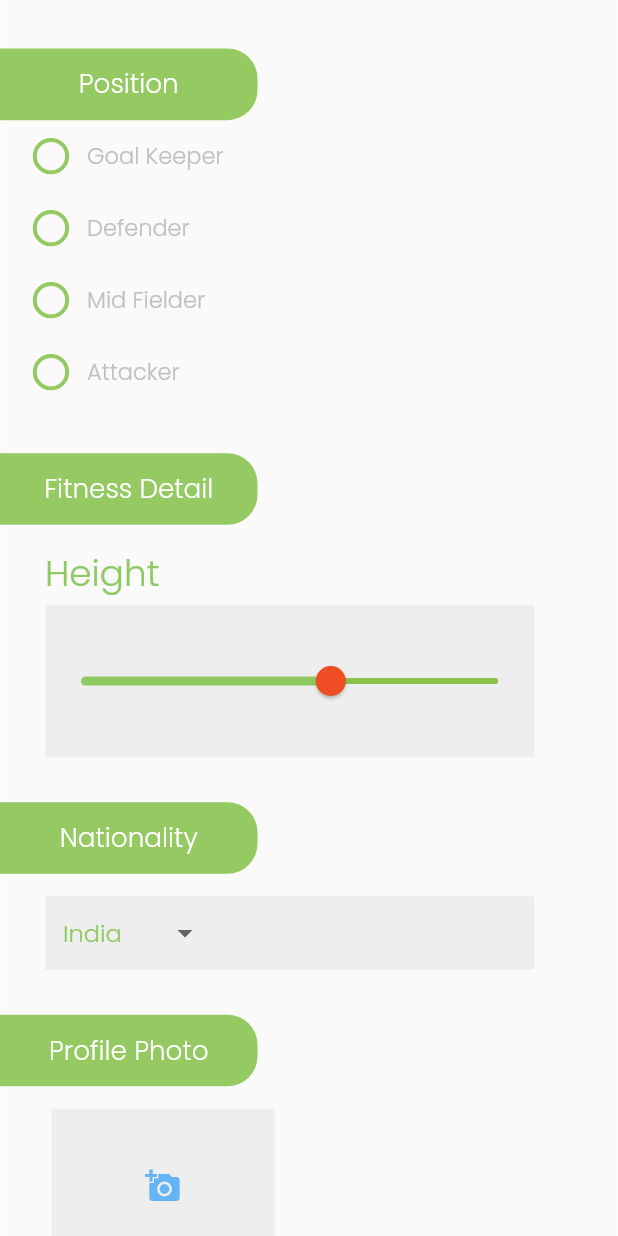
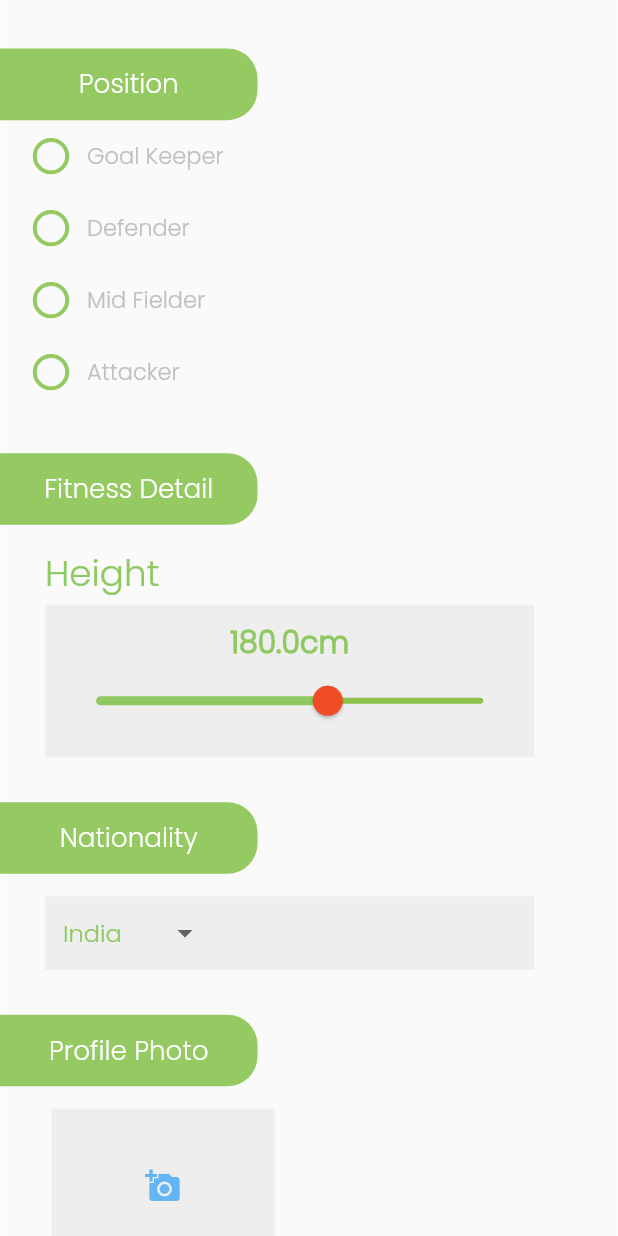
Before and after one commit to alphadead/project1, a Flutter app: the ProfilePage screen opened directly, scrolled down 576 dp, on a phone screen of 412 x 824 dp. Run offline on Flutter 3.47's test engine with Material 2 defaults, Android fonts, the phone set to English and light mode, and no system bars; our stand-ins replace device_preview, flutter_screenutil, flutter_svg, get_it, shared_preferences; accounts and stored records are empty.

```diff
--- a/lib/ui/loginPages/profile.dart
+++ b/lib/ui/loginPages/profile.dart
@@ -382,17 +382,26 @@ class _FitnessDetailState extends State<FitnessDetail> {
                       height: 2.h,
                     ),
                     Container(
+                      padding: EdgeInsets.all(10),
                       height: 85.h,
                       width: 285.w,
                       color: Colors.grey[200],
-                      child: SliderTheme(
+                      child: Column(
+                        children: [
+                          Text(
+                            "$sliderVal" + "cm",
+                            style: TextStyle(
+                                color: inputText,
+                                fontSize: 20,
+                                fontWeight: FontWeight.w900),
+                          ),
+                          SliderTheme(
                             data: SliderThemeData(
                               activeTrackColor: inputText,
                               inactiveTrackColor: Colors.lightGreen,
                               thumbColor: Color.fromRGBO(239, 77, 35, 1),
                             ),
                             child: Slider(
-                            label: '$sliderVal',
                                 min: 0,
                                 max: 300,
                                 divisions: 300,
@@ -402,6 +411,8 @@ class _FitnessDetailState extends State<FitnessDetail> {
                                     sliderVal = val;
                                   });
                                 }),
+                          ),
+                        ],
                       ),
                     )
                   ],
```
Lines whose indentation alone changed are shown as unchanged.
